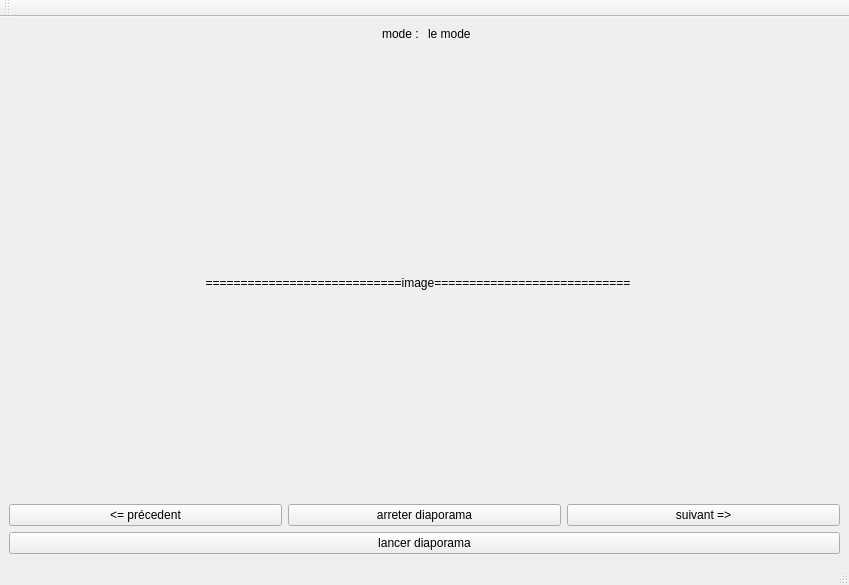
The window that lecteurDiaporama/lecteurVue.ui (timouchee/SAE-S.01) describes before a commit, drawn with Qt 5.
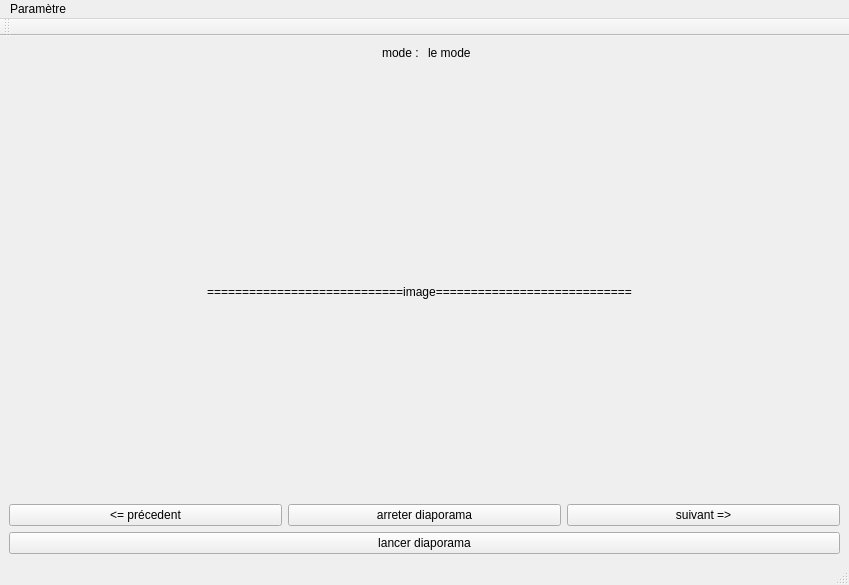
The same window after the commit.

Commit message: rajoue de la barre de tache

```diff
--- a/lecteurDiaporama/lecteurVue.ui
+++ b/lecteurDiaporama/lecteurVue.ui
@@ -107,7 +107,7 @@
         </property>
         <property name="sizeHint" stdset="0">
          <size>
-          <width>13</width>
+          <width>10</width>
           <height>40</height>
          </size>
         </property>
@@ -192,6 +192,16 @@
      <height>22</height>
     </rect>
    </property>
+   <widget class="QMenu" name="menu1">
+    <property name="title">
+     <string>Paramètre</string>
+    </property>
+    <addaction name="actionzthje"/>
+    <addaction name="actionsryj"/>
+    <addaction name="actionaide"/>
+    <addaction name="actionquitter"/>
+   </widget>
+   <addaction name="menu1"/>
   </widget>
   <widget class="QStatusBar" name="statusbar"/>
   <widget class="QToolBar" name="toolBar">
```
Left out of the diff: 20 changed lines with no effect on the pictures.
